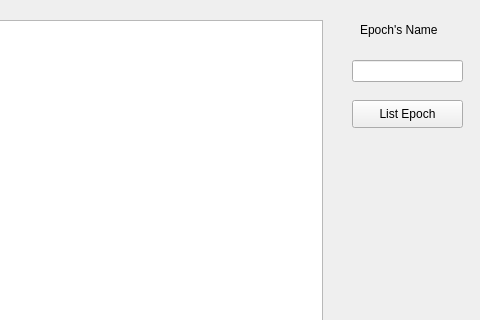
Qt form src/dialoglistenrollments.ui (MarioFernandes73/FEUP_IART) before a commit; both pictures show x 278 to 758 and y 0 to 320 of the 758 by 694 pixel window.
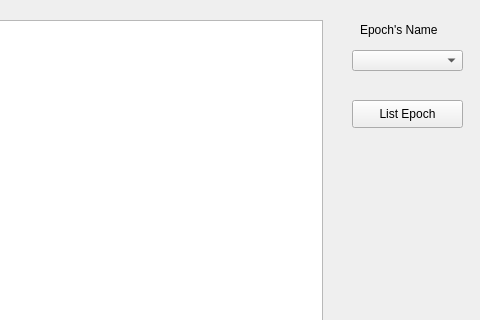
The same form after that commit.

The edit to the form file:
```diff
--- a/src/dialoglistenrollments.ui
+++ b/src/dialoglistenrollments.ui
@@ -62,13 +62,13 @@
     <string>Epoch's Name</string>
    </property>
   </widget>
-  <widget class="QLineEdit" name="lineEdit">
+  <widget class="QComboBox" name="comboBox">
    <property name="geometry">
     <rect>
      <x>630</x>
-     <y>60</y>
+     <y>50</y>
      <width>111</width>
-     <height>22</height>
+     <height>21</height>
     </rect>
    </property>
   </widget>
```
